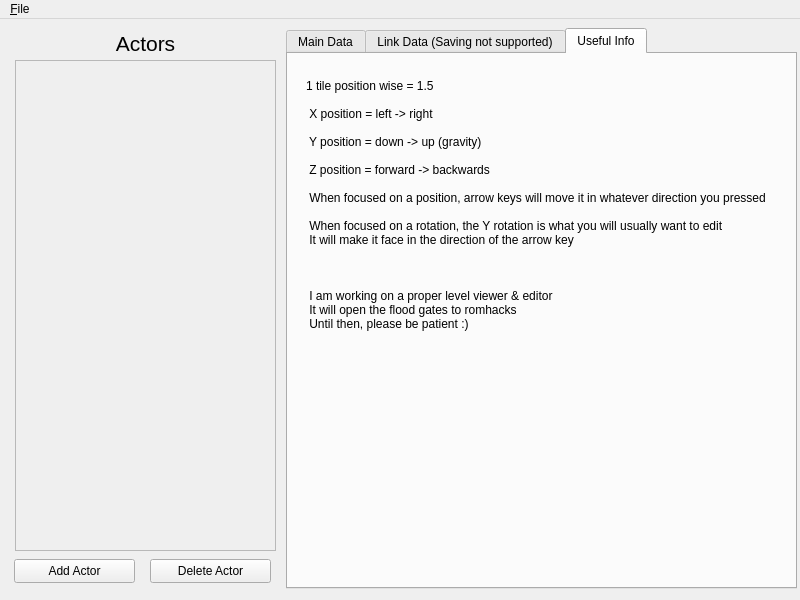
This is LevelEditorUI/UI/ui_form.ui in Owen-Splat/LAS-Level-Editor as Qt 5 draws it before an edit. The edited form follows.
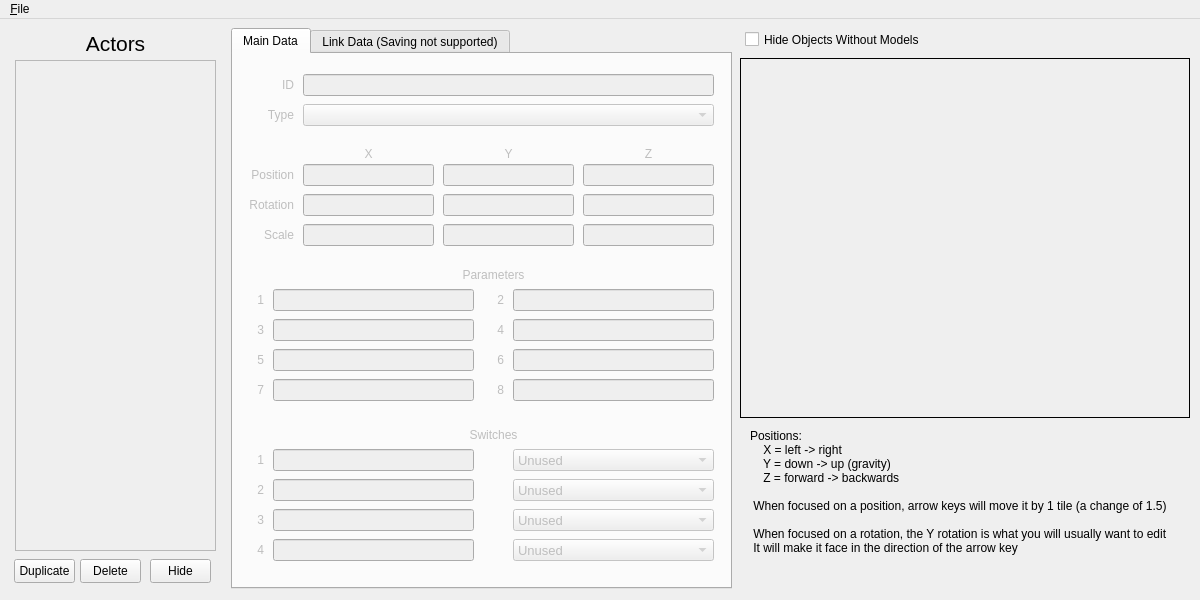
This is the edited form. The open tabs and pages were chosen to show the change.

Commit message: add visual for object positions, as well as a toggle for hiding objects

Diff of the .ui file:
```diff
--- a/LevelEditorUI/UI/ui_form.ui
+++ b/LevelEditorUI/UI/ui_form.ui
@@ -6,13 +6,13 @@
    <rect>
     <x>0</x>
     <y>0</y>
-    <width>800</width>
+    <width>1200</width>
     <height>600</height>
    </rect>
   </property>
   <property name="minimumSize">
    <size>
-    <width>800</width>
+    <width>1200</width>
     <height>600</height>
    </size>
   </property>
@@ -31,7 +31,7 @@
      <rect>
       <x>20</x>
       <y>6</y>
-      <width>251</width>
+      <width>191</width>
       <height>31</height>
      </rect>
     </property>
@@ -55,7 +55,7 @@
      <rect>
       <x>15</x>
       <y>41</y>
-      <width>261</width>
+      <width>201</width>
       <height>491</height>
      </rect>
     </property>
@@ -65,25 +65,25 @@
      <rect>
       <x>14</x>
       <y>540</y>
-      <width>121</width>
+      <width>61</width>
       <height>24</height>
      </rect>
     </property>
     <property name="text">
-     <string>Add Actor</string>
+     <string>Duplicate</string>
     </property>
    </widget>
    <widget class="QPushButton" name="delButton">
     <property name="geometry">
      <rect>
-      <x>150</x>
+      <x>80</x>
       <y>540</y>
-      <width>121</width>
+      <width>61</width>
       <height>24</height>
      </rect>
     </property>
     <property name="text">
-     <string>Delete Actor</string>
+     <string>Delete</string>
     </property>
    </widget>
    <widget class="QTabWidget" name="tabWidget">
@@ -92,9 +92,9 @@
     </property>
     <property name="geometry">
      <rect>
-      <x>286</x>
+      <x>231</x>
       <y>9</y>
-      <width>511</width>
+      <width>501</width>
       <height>561</height>
      </rect>
     </property>
@@ -1353,38 +1353,42 @@
       </property>
      </widget>
     </widget>
-    <widget class="QWidget" name="tab_3">
-     <attribute name="title">
-      <string>Useful Info</string>
-     </attribute>
+   </widget>
+   <widget class="QFrame" name="frame">
+    <property name="geometry">
+     <rect>
+      <x>740</x>
+      <y>39</y>
+      <width>450</width>
+      <height>360</height>
+     </rect>
+    </property>
+    <property name="frameShape">
+     <enum>QFrame::Box</enum>
+    </property>
+    <property name="frameShadow">
+     <enum>QFrame::Plain</enum>
+    </property>
+   </widget>
      <widget class="QLabel" name="label">
       <property name="geometry">
        <rect>
-        <x>18</x>
-        <y>25</y>
-        <width>471</width>
-        <height>491</height>
+      <x>750</x>
+      <y>410</y>
+      <width>431</width>
+      <height>151</height>
        </rect>
       </property>
       <property name="text">
-       <string>1 tile position wise = 1.5 
+     <string>Positions:
+    X = left -&gt; right 
+    Y = down -&gt; up (gravity)
+    Z = forward -&gt; backwards
 
- X position = left -&gt; right 
-
- Y position = down -&gt; up (gravity) 
-
- Z position = forward -&gt; backwards
-
- When focused on a position, arrow keys will move it in whatever direction you pressed
+ When focused on a position, arrow keys will move it by 1 tile (a change of 1.5)
 
  When focused on a rotation, the Y rotation is what you will usually want to edit
- It will make it face in the direction of the arrow key
-
-
-
- I am working on a proper level viewer &amp; editor 
- It will open the flood gates to romhacks 
- Until then, please be patient :)</string>
+ It will make it face in the direction of the arrow key</string>
       </property>
       <property name="textFormat">
        <enum>Qt::AutoText</enum>
@@ -1393,7 +1397,31 @@
        <set>Qt::AlignLeading|Qt::AlignLeft|Qt::AlignTop</set>
       </property>
      </widget>
-    </widget>
+   <widget class="QPushButton" name="showButton">
+    <property name="geometry">
+     <rect>
+      <x>150</x>
+      <y>540</y>
+      <width>61</width>
+      <height>24</height>
+     </rect>
+    </property>
+    <property name="text">
+     <string>Hide</string>
+    </property>
+   </widget>
+   <widget class="QCheckBox" name="hideUnimportantBox">
+    <property name="geometry">
+     <rect>
+      <x>745</x>
+      <y>10</y>
+      <width>181</width>
+      <height>21</height>
+     </rect>
+    </property>
+    <property name="text">
+     <string>Hide Objects Without Models</string>
+    </property>
    </widget>
    <zorder>tabWidget</zorder>
    <zorder>label_2</zorder>
@@ -1406,7 +1434,7 @@
     <rect>
      <x>0</x>
      <y>0</y>
-     <width>800</width>
+     <width>1200</width>
      <height>22</height>
     </rect>
    </property>
```
Left out of the diff: 4 changed lines with no effect on the pictures. Lines whose indentation alone changed are shown as unchanged. The commit also changes 3 other files.
